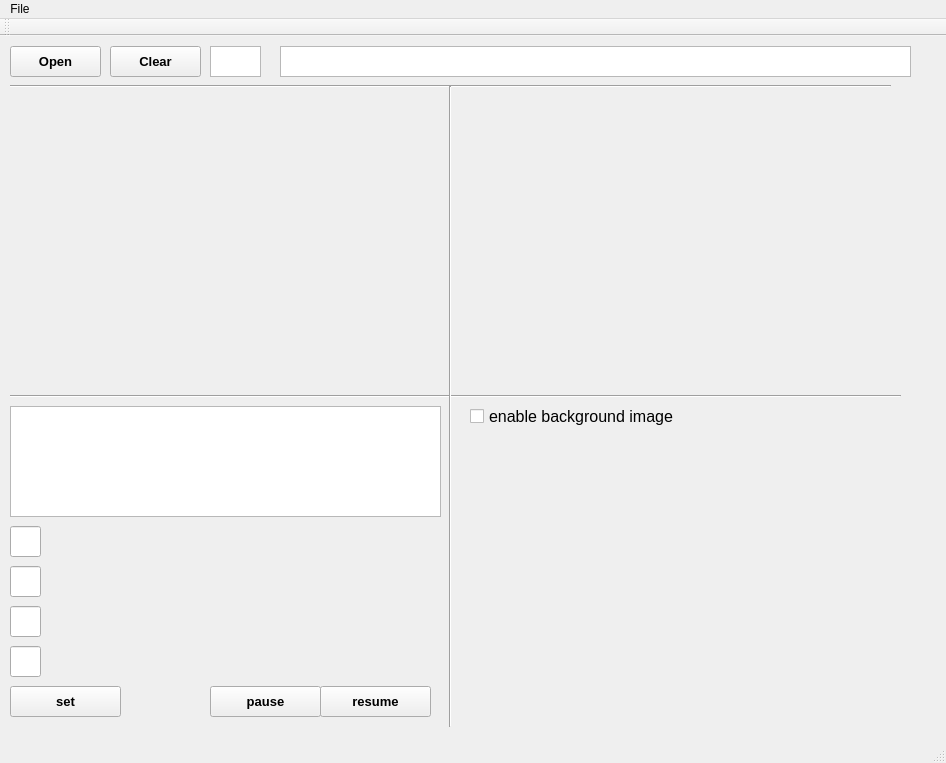
Above: QtApp_03/qtapp_03.ui from uliB24/Change-Detection before the change. Below: the same form after it.
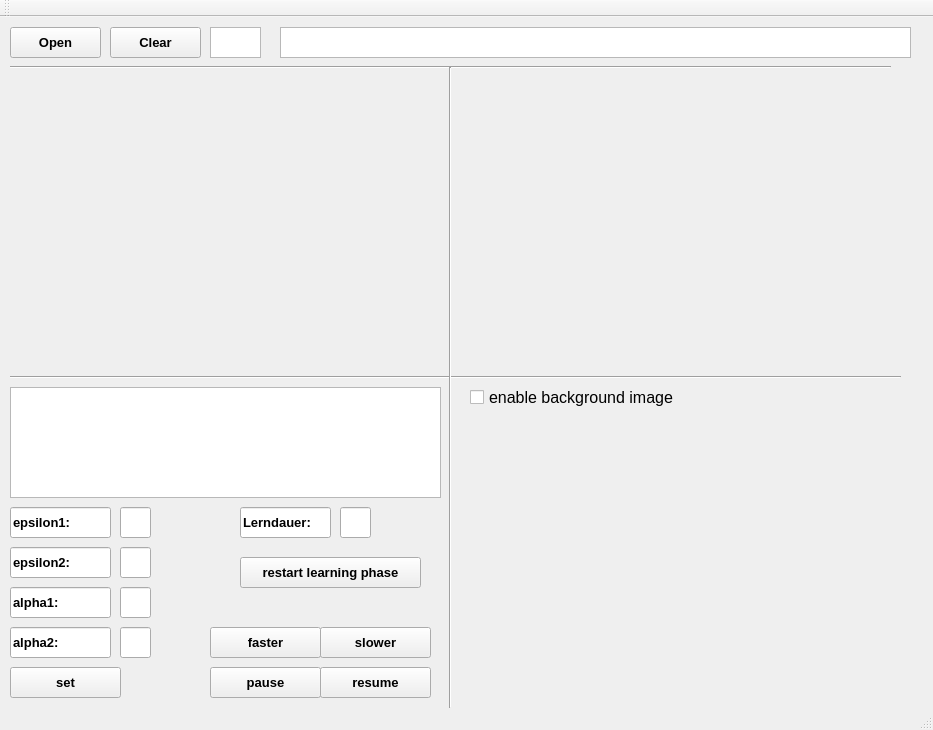
That is the form after the change.

Diff of the .ui file:
```diff
--- a/QtApp_03/qtapp_03.ui
+++ b/QtApp_03/qtapp_03.ui
@@ -6,8 +6,8 @@
    <rect>
     <x>0</x>
     <y>0</y>
-    <width>946</width>
-    <height>763</height>
+    <width>933</width>
+    <height>730</height>
    </rect>
   </property>
   <property name="windowTitle">
@@ -57,7 +57,7 @@
    <widget class="QLineEdit" name="winInput_04">
     <property name="geometry">
      <rect>
-      <x>10</x>
+      <x>120</x>
       <y>610</y>
       <width>31</width>
       <height>31</height>
@@ -103,7 +103,7 @@
    <widget class="QLineEdit" name="winInput_01">
     <property name="geometry">
      <rect>
-      <x>10</x>
+      <x>120</x>
       <y>490</y>
       <width>31</width>
       <height>31</height>
@@ -224,7 +224,7 @@
    <widget class="QLabel" name="frameLabelBG">
     <property name="geometry">
      <rect>
-      <x>470</x>
+      <x>460</x>
       <y>400</y>
       <width>432</width>
       <height>288</height>
@@ -260,7 +260,7 @@
    <widget class="QLineEdit" name="winInput_02">
     <property name="geometry">
      <rect>
-      <x>10</x>
+      <x>120</x>
       <y>530</y>
       <width>31</width>
       <height>31</height>
@@ -270,7 +270,7 @@
    <widget class="QLineEdit" name="winInput_03">
     <property name="geometry">
      <rect>
-      <x>10</x>
+      <x>120</x>
       <y>570</y>
       <width>31</width>
       <height>31</height>
@@ -309,23 +309,176 @@
      <string/>
     </property>
    </widget>
-  </widget>
-  <widget class="QMenuBar" name="menuBar">
-   <property name="geometry">
-    <rect>
-     <x>0</x>
-     <y>0</y>
-     <width>946</width>
-     <height>21</height>
-    </rect>
-   </property>
-   <widget class="QMenu" name="menuFile">
-    <property name="title">
-     <string>File</string>
+   <widget class="QLineEdit" name="winShow_01">
+    <property name="geometry">
+     <rect>
+      <x>10</x>
+      <y>490</y>
+      <width>101</width>
+      <height>31</height>
+     </rect>
     </property>
-    <addaction name="actionOpen"/>
+    <property name="font">
+     <font>
+      <pointsize>10</pointsize>
+      <weight>75</weight>
+      <bold>true</bold>
+     </font>
+    </property>
+    <property name="text">
+     <string>epsilon1:</string>
+    </property>
    </widget>
-   <addaction name="menuFile"/>
+   <widget class="QLineEdit" name="winShow_02">
+    <property name="geometry">
+     <rect>
+      <x>10</x>
+      <y>530</y>
+      <width>101</width>
+      <height>31</height>
+     </rect>
+    </property>
+    <property name="font">
+     <font>
+      <pointsize>10</pointsize>
+      <weight>75</weight>
+      <bold>true</bold>
+     </font>
+    </property>
+    <property name="text">
+     <string>epsilon2:</string>
+    </property>
+   </widget>
+   <widget class="QLineEdit" name="winShow_03">
+    <property name="geometry">
+     <rect>
+      <x>10</x>
+      <y>570</y>
+      <width>101</width>
+      <height>31</height>
+     </rect>
+    </property>
+    <property name="font">
+     <font>
+      <pointsize>10</pointsize>
+      <weight>75</weight>
+      <bold>true</bold>
+     </font>
+    </property>
+    <property name="text">
+     <string>alpha1:</string>
+    </property>
+   </widget>
+   <widget class="QLineEdit" name="winShow_04">
+    <property name="geometry">
+     <rect>
+      <x>10</x>
+      <y>610</y>
+      <width>101</width>
+      <height>31</height>
+     </rect>
+    </property>
+    <property name="font">
+     <font>
+      <pointsize>10</pointsize>
+      <weight>75</weight>
+      <bold>true</bold>
+     </font>
+    </property>
+    <property name="text">
+     <string>alpha2:</string>
+    </property>
+   </widget>
+   <widget class="QLineEdit" name="winShow_05">
+    <property name="geometry">
+     <rect>
+      <x>240</x>
+      <y>490</y>
+      <width>91</width>
+      <height>31</height>
+     </rect>
+    </property>
+    <property name="font">
+     <font>
+      <pointsize>10</pointsize>
+      <weight>75</weight>
+      <bold>true</bold>
+     </font>
+    </property>
+    <property name="text">
+     <string>Lerndauer:</string>
+    </property>
+   </widget>
+   <widget class="QLineEdit" name="winInput_05">
+    <property name="geometry">
+     <rect>
+      <x>340</x>
+      <y>490</y>
+      <width>31</width>
+      <height>31</height>
+     </rect>
+    </property>
+   </widget>
+   <widget class="QPushButton" name="btnRestartLearning">
+    <property name="geometry">
+     <rect>
+      <x>240</x>
+      <y>540</y>
+      <width>181</width>
+      <height>31</height>
+     </rect>
+    </property>
+    <property name="font">
+     <font>
+      <pointsize>10</pointsize>
+      <weight>75</weight>
+      <bold>true</bold>
+     </font>
+    </property>
+    <property name="text">
+     <string>restart learning phase</string>
+    </property>
+   </widget>
+   <widget class="QPushButton" name="btnFaster">
+    <property name="geometry">
+     <rect>
+      <x>210</x>
+      <y>610</y>
+      <width>111</width>
+      <height>31</height>
+     </rect>
+    </property>
+    <property name="font">
+     <font>
+      <pointsize>10</pointsize>
+      <weight>75</weight>
+      <bold>true</bold>
+     </font>
+    </property>
+    <property name="text">
+     <string>faster</string>
+    </property>
+   </widget>
+   <widget class="QPushButton" name="btnSlower">
+    <property name="geometry">
+     <rect>
+      <x>320</x>
+      <y>610</y>
+      <width>111</width>
+      <height>31</height>
+     </rect>
+    </property>
+    <property name="font">
+     <font>
+      <pointsize>10</pointsize>
+      <weight>75</weight>
+      <bold>true</bold>
+     </font>
+    </property>
+    <property name="text">
+     <string>slower</string>
+    </property>
+   </widget>
   </widget>
   <widget class="QToolBar" name="mainToolBar">
    <attribute name="toolBarArea">
```
